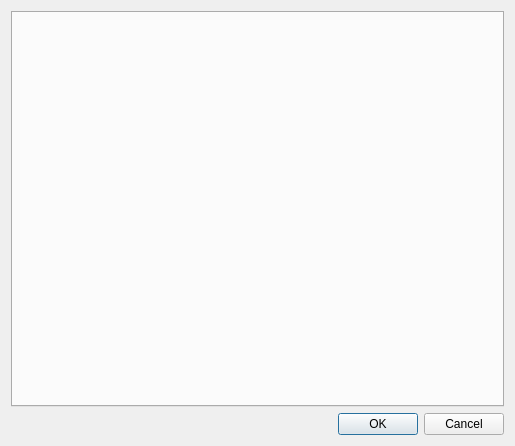
This is client/src/ui/dialogs/system_administration_dialog.ui in networkoptix/nx_open as Qt 5 draws it before an edit. The edited form follows.
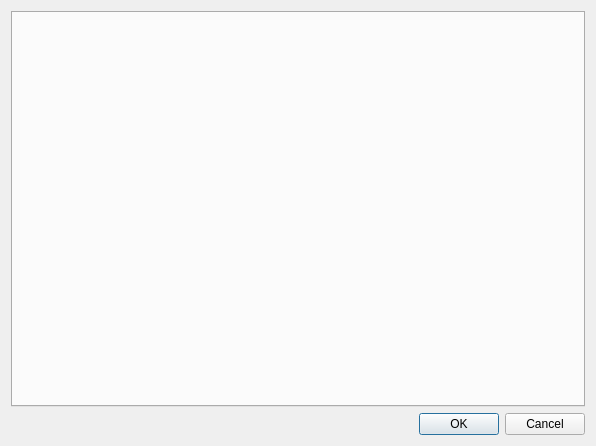
This is the edited form.

Commit message:
System administration dialog made wider
<==== Mercurial data ====>
Branch: master

Diff of the .ui file:
```diff
--- a/client/src/ui/dialogs/system_administration_dialog.ui
+++ b/client/src/ui/dialogs/system_administration_dialog.ui
@@ -6,7 +6,7 @@
    <rect>
     <x>0</x>
     <y>0</y>
-    <width>515</width>
+    <width>596</width>
     <height>446</height>
    </rect>
   </property>
```
